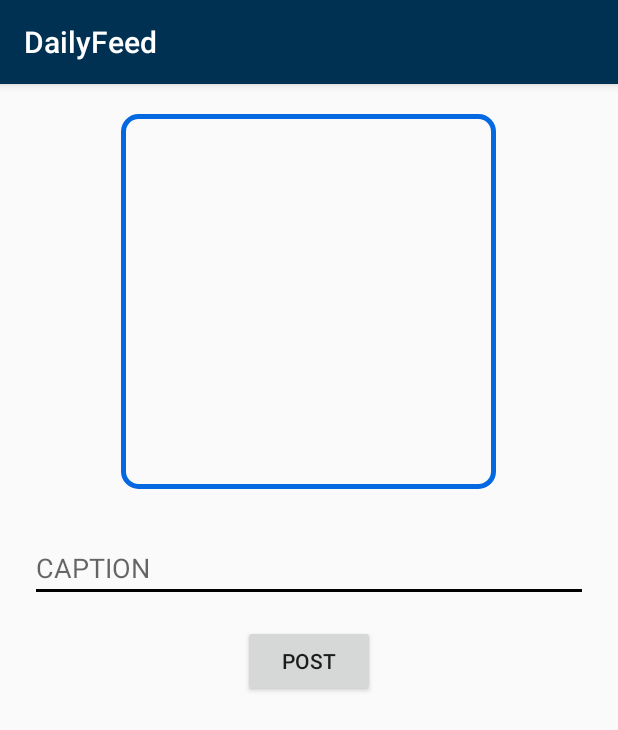
After one commit to DevangT98/News-Application, an Android app: the PostImage screen opened directly, with no data from a screen before it, on a phone screen of 412 x 824 dp. The commit adds this screen. Shown: the top 730 px of the screen. Run offline under Robolectric (Android 15) with nearby library versions, the phone set to English and light mode, and no system bars.

Commit message:
upload(post) functionality added

```diff
--- a/app/src/main/AndroidManifest.xml
+++ b/app/src/main/AndroidManifest.xml
@@ -16,6 +16,8 @@
         android:roundIcon="@mipmap/ic_launcher_round"
         android:supportsRtl="true"
         android:theme="@style/AppTheme">
+        <activity android:name=".PostImage"></activity>
+
         <receiver android:name=".DailyFeedWidget">
             <intent-filter>
                 <action android:name="android.appwidget.action.APPWIDGET_UPDATE" />
@@ -40,7 +42,7 @@
             android:theme="@style/Register" />
         <activity
             android:name=".RegisterActivity"
-            android:theme="@style/Register"></activity>
+            android:theme="@style/Register" />
         <activity
             android:name=".MainActivity"
             android:label="@string/app_name"
--- a/app/src/main/java/com/example/dailyfeed/Database/DBHelper.java
+++ b/app/src/main/java/com/example/dailyfeed/Database/DBHelper.java
@@ -13,6 +13,11 @@ public class DBHelper extends SQLiteOpenHelper {
            + Keys.NEWS_DESC + " text not null," + Keys.NEWS_IMAGE_URL + " text not null," + Keys.NEWS_DATE + " text not null,"+
            Keys.NEWS_LIKE + " integer)";
 
+
+
+   String createTable = "create table " + Keys.TB_NAME1 + "(" + Keys.N_ID + " integer primary key autoincrement," + Keys.N_CAPTION+ " text not null,"
+           + Keys.N_IMAGE + " text not null)";
+
    public DBHelper(Context context) {
       super(context, Keys.DB_NAME, null, Keys.DB_VERSION);
       Log.i("DEV", create_table);
@@ -20,9 +25,9 @@ public class DBHelper extends SQLiteOpenHelper {
 
    @Override
    public void onCreate(SQLiteDatabase db) {
-//      Log.i("DEV", create_table);
+      Log.i("DEV", create_table);
       db.execSQL(create_table);
-
+      db.execSQL(createTable);
    }
 
    @Override
--- a/app/src/main/java/com/example/dailyfeed/Database/Keys.java
+++ b/app/src/main/java/com/example/dailyfeed/Database/Keys.java
@@ -4,6 +4,10 @@ public class Keys {
    public static String DB_NAME = "dailyfeed.db";
    public static int DB_VERSION = 1;
    public static String TB_NAME = "favourite";
+   public static String TB_NAME1 = "user_post";
+   public static String N_ID = "n_id";
+   public static String N_CAPTION  = "n_caption";
+   public static String N_IMAGE= "n_image";
    public static String NEWS_ID = "news_id";
    public static String NEWS_HEADER = "news_header";
    public static String NEWS_DESC= "news_desc";
--- /dev/null
+++ b/app/src/main/java/com/example/dailyfeed/PostImage.java
@@ -0,0 +1,108 @@
+package com.example.dailyfeed;
+
+import androidx.appcompat.app.AppCompatActivity;
+
+import android.app.Activity;
+import android.content.Intent;
+import android.graphics.Bitmap;
+import android.graphics.BitmapFactory;
+import android.media.MediaScannerConnection;
+import android.os.Bundle;
+import android.os.Environment;
+import android.provider.MediaStore;
+import android.util.Log;
+import android.view.View;
+import android.widget.Button;
+import android.widget.EditText;
+import android.widget.ImageView;
+
+import com.example.dailyfeed.Database.DailyFeedModel;
+
+import java.io.ByteArrayOutputStream;
+import java.io.File;
+import java.io.FileOutputStream;
+import java.io.IOException;
+import java.util.Calendar;
+
+public class PostImage extends AppCompatActivity {
+
+
+    private static final String IMAGE_DIRECTORY = "/DailyFeed";
+    ImageView imageViewPost;
+    EditText editTextPost;
+    Button buttonPost;
+    String selectedImagePath= "";
+    @Override
+    protected void onCreate(Bundle savedInstanceState) {
+        super.onCreate(savedInstanceState);
+        setContentView(R.layout.activity_post_image);
+
+        DailyFeedModel.getInstance(getApplicationContext());
+        imageViewPost = findViewById(R.id.imageViewPost);
+        editTextPost = findViewById(R.id.textViewCaption);
+        buttonPost = findViewById(R.id.buttonPost);
+
+        imageViewPost.setOnClickListener(new View.OnClickListener() {
+            @Override
+            public void onClick(View v) {
+                Intent i = new Intent(MediaStore.ACTION_IMAGE_CAPTURE);
+                startActivityForResult(i,100);
+
+            }
+        });
+        buttonPost.setOnClickListener(new View.OnClickListener() {
+            @Override
+            public void onClick(View v) {
+                String caption = editTextPost.getText().toString().trim();
+                DailyFeedModel.open();
+                DailyFeedModel.insertPost(caption,selectedImagePath);
+                DailyFeedModel.close();
+
+            }
+        });
+
+
+    }
+    @Override
+    public void onActivityResult(int requestCode, int resultCode, Intent data) {
+        super.onActivityResult(requestCode, resultCode, data);
+        if (requestCode == 100) {
+            if (resultCode == Activity.RESULT_OK) {
+
+                Bitmap bmp = (Bitmap) data.getExtras().get("data");
+                ByteArrayOutputStream stream = new ByteArrayOutputStream();
+
+                bmp.compress(Bitmap.CompressFormat.PNG, 100, stream);
+                byte[] byteArray = stream.toByteArray();
+
+
+                Bitmap bitmap = BitmapFactory.decodeByteArray(byteArray, 0, byteArray.length);
+
+                imageViewPost.setImageBitmap(bitmap);
+
+                File photo = new File(Environment.getExternalStorageDirectory() + IMAGE_DIRECTORY);
+                if (!photo.exists()) {
+                    photo.mkdirs();
+                }
+                try {
+                    File f = new File(photo, Calendar.getInstance().getTimeInMillis() + ".jpg");
+                    f.createNewFile();
+                    FileOutputStream fo = new FileOutputStream(f);
+                    fo.write(stream.toByteArray());
+                    MediaScannerConnection.scanFile(getApplicationContext(), new String[]{f.getPath()},
+                            new String[]{"image/jpeg"}, null);
+                    fo.close();
+                    selectedImagePath = f.getAbsolutePath();
+                    Log.i("YAY",""+selectedImagePath);
+
+                } catch (IOException e1) {
+                    e1.printStackTrace();
+                }
+
+
+            }
+        }
+    }
+
+
+}
--- a/app/src/main/java/com/example/dailyfeed/TabSix.java
+++ b/app/src/main/java/com/example/dailyfeed/TabSix.java
@@ -18,7 +18,7 @@ public class TabSix extends Fragment {
     VideoView videoView;
 
 
-    @RequiresApi(api = Build.VERSION_CODES.LOLLIPOP)
+//    @RequiresApi(api = Build.VERSION_CODES.LOLLIPOP)
     @Nullable
     @Override
     public View onCreateView(@NonNull LayoutInflater inflater, @Nullable ViewGroup container, @Nullable Bundle savedInstanceState) {
--- /dev/null
+++ b/app/src/main/res/layout/activity_post_image.xml
@@ -0,0 +1,43 @@
+<?xml version="1.0" encoding="utf-8"?>
+<LinearLayout xmlns:android="http://schemas.android.com/apk/res/android"
+    xmlns:app="http://schemas.android.com/apk/res-auto"
+    xmlns:tools="http://schemas.android.com/tools"
+    android:layout_width="match_parent"
+    android:layout_height="match_parent"
+    android:padding="20dp"
+    android:orientation="vertical"
+    tools:context=".PostImage">
+
+
+    <ImageView
+        android:layout_width="250dp"
+        android:layout_height="250dp"
+        android:layout_gravity="center"
+        android:background="@drawable/login_border"
+        android:id="@+id/imageViewPost"
+        android:scaleType="centerCrop"
+
+        />
+
+    <EditText
+        android:layout_width="match_parent"
+        android:layout_height="wrap_content"
+        android:hint="CAPTION"
+        android:id="@+id/textViewCaption"
+        android:layout_marginTop="30dp"
+        android:textColor="#000"
+        android:backgroundTint="#000"
+
+        />
+    <Button
+        android:layout_width="wrap_content"
+        android:layout_height="wrap_content"
+        android:text="POST"
+        android:gravity="center"
+        android:layout_gravity="center"
+        android:layout_marginTop="15dp"
+        android:id="@+id/buttonPost"
+
+        />
+
+</LinearLayout>
--- a/app/src/main/res/layout/content_main.xml
+++ b/app/src/main/res/layout/content_main.xml
@@ -10,5 +10,4 @@
     tools:showIn="@layout/app_bar_main"
      >
 
-
 </LinearLayout>
--- a/app/src/main/res/layout/fragment_5.xml
+++ b/app/src/main/res/layout/fragment_5.xml
@@ -1,5 +1,4 @@
 <?xml version="1.0" encoding="utf-8"?>
-
 <LinearLayout xmlns:android="http://schemas.android.com/apk/res/android"
     xmlns:app="http://schemas.android.com/apk/res-auto"
     xmlns:tools="http://schemas.android.com/tools"
```
Also changed, not shown: app/src/main/java/com/example/dailyfeed/Database/DailyFeedModel.java (+41 -13 lines), app/src/main/java/com/example/dailyfeed/PostAdapter.java (added, +74 -0 lines), app/src/main/java/com/example/dailyfeed/PostItems.java (added, +37 -0 lines), app/src/main/java/com/example/dailyfeed/TabFour.java (+34 -5 lines), app/src/main/java/com/example/dailyfeed/TabOne.java (+17 -4 lines), app/src/main/res/layout/card_post.xml (added, +54 -0 lines), app/src/main/res/layout/fragment_4.xml (+25 -16 lines).
